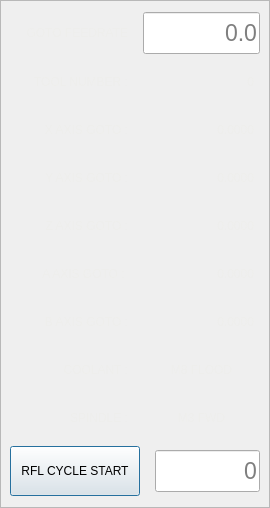
kcjengr/probe_basic, file probe_basic/run_from_line_dialog.ui: the form before one commit.
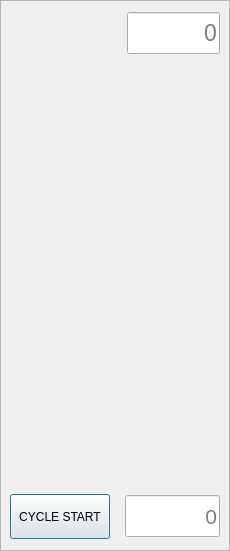
The form after the commit. Custom widgets are drawn as their Qt base class.

Commit message: fixed dialog to add tool number and played in py file a bit with spindle

What changed in the file:
```diff
--- a/probe_basic/run_from_line_dialog.ui
+++ b/probe_basic/run_from_line_dialog.ui
@@ -6,8 +6,8 @@
    <rect>
     <x>0</x>
     <y>0</y>
-    <width>270</width>
-    <height>508</height>
+    <width>230</width>
+    <height>551</height>
    </rect>
   </property>
   <property name="sizePolicy">
@@ -45,13 +45,13 @@
      </property>
      <property name="minimumSize">
       <size>
-       <width>250</width>
+       <width>230</width>
        <height>0</height>
       </size>
      </property>
      <property name="maximumSize">
       <size>
-       <width>270</width>
+       <width>230</width>
        <height>16777215</height>
       </size>
      </property>
@@ -147,7 +147,7 @@
            <set>Qt::AlignRight|Qt::AlignTrailing|Qt::AlignVCenter</set>
           </property>
           <property name="placeholderText">
-           <string>0.0</string>
+           <string>0</string>
           </property>
          </widget>
         </item>
@@ -555,7 +555,7 @@
 }</string>
           </property>
           <property name="text">
-           <string>A AXIS GOTO : </string>
+           <string>A AXIS GOTO :</string>
           </property>
           <property name="alignment">
            <set>Qt::AlignRight|Qt::AlignTrailing|Qt::AlignVCenter</set>
@@ -770,13 +770,14 @@
     color: rgb(238, 238, 236);
 	font: 16pt &quot;Bebas Kai&quot;;
     border: none;
+    margin-right: 3px;
 }</string>
           </property>
           <property name="text">
            <string>M8 FLOOD</string>
           </property>
           <property name="alignment">
-           <set>Qt::AlignCenter</set>
+           <set>Qt::AlignRight|Qt::AlignTrailing|Qt::AlignVCenter</set>
           </property>
          </widget>
         </item>
@@ -824,7 +825,7 @@
 }</string>
           </property>
           <property name="text">
-           <string>SPINDLE :</string>
+           <string>SPINDLE DIR :</string>
           </property>
           <property name="alignment">
            <set>Qt::AlignRight|Qt::AlignTrailing|Qt::AlignVCenter</set>
@@ -859,13 +860,104 @@
     color: rgb(238, 238, 236);
 	font: 16pt &quot;Bebas Kai&quot;;
     border: none;
+    margin-right: 3px;
 }</string>
           </property>
           <property name="text">
            <string>M3 FWD</string>
           </property>
           <property name="alignment">
-           <set>Qt::AlignCenter</set>
+           <set>Qt::AlignRight|Qt::AlignTrailing|Qt::AlignVCenter</set>
+          </property>
+         </widget>
+        </item>
+       </layout>
+      </item>
+      <item>
+       <layout class="QHBoxLayout" name="horizontalLayout_12">
+        <property name="spacing">
+         <number>15</number>
+        </property>
+        <property name="topMargin">
+         <number>0</number>
+        </property>
+        <property name="bottomMargin">
+         <number>0</number>
+        </property>
+        <item>
+         <widget class="QLabel" name="rfh_spindle_speed">
+          <property name="enabled">
+           <bool>false</bool>
+          </property>
+          <property name="sizePolicy">
+           <sizepolicy hsizetype="Preferred" vsizetype="Fixed">
+            <horstretch>1</horstretch>
+            <verstretch>0</verstretch>
+           </sizepolicy>
+          </property>
+          <property name="minimumSize">
+           <size>
+            <width>0</width>
+            <height>40</height>
+           </size>
+          </property>
+          <property name="maximumSize">
+           <size>
+            <width>16777215</width>
+            <height>40</height>
+           </size>
+          </property>
+          <property name="styleSheet">
+           <string notr="true">QLabel{
+    color: rgb(238, 238, 236);
+	font: 16pt &quot;Bebas Kai&quot;;
+    border: none;
+}</string>
+          </property>
+          <property name="text">
+           <string>SPINDLE RPM :</string>
+          </property>
+          <property name="alignment">
+           <set>Qt::AlignRight|Qt::AlignTrailing|Qt::AlignVCenter</set>
+          </property>
+         </widget>
+        </item>
+        <item>
+         <widget class="QLabel" name="rfh_spindle_rpm">
+          <property name="enabled">
+           <bool>false</bool>
+          </property>
+          <property name="sizePolicy">
+           <sizepolicy hsizetype="Preferred" vsizetype="Fixed">
+            <horstretch>1</horstretch>
+            <verstretch>0</verstretch>
+           </sizepolicy>
+          </property>
+          <property name="minimumSize">
+           <size>
+            <width>0</width>
+            <height>40</height>
+           </size>
+          </property>
+          <property name="maximumSize">
+           <size>
+            <width>16777215</width>
+            <height>40</height>
+           </size>
+          </property>
+          <property name="styleSheet">
+           <string notr="true">QLabel{
+    color: rgb(238, 238, 236);
+	font: 16pt &quot;Bebas Kai&quot;;
+    border: none;
+    margin-right:3px;
+}</string>
+          </property>
+          <property name="text">
+           <string>0</string>
+          </property>
+          <property name="alignment">
+           <set>Qt::AlignRight|Qt::AlignTrailing|Qt::AlignVCenter</set>
           </property>
          </widget>
         </item>
@@ -895,18 +987,18 @@
           </property>
           <property name="minimumSize">
            <size>
-            <width>130</width>
-            <height>50</height>
+            <width>100</width>
+            <height>45</height>
            </size>
           </property>
           <property name="maximumSize">
            <size>
             <width>16777215</width>
-            <height>50</height>
+            <height>45</height>
            </size>
           </property>
           <property name="text">
-           <string>RFL CYCLE START</string>
+           <string>CYCLE START</string>
           </property>
           <property name="checkable">
            <bool>false</bool>
@@ -940,7 +1032,7 @@
            <string>Warning! this run command does not account for preceding positioning moves or commands!</string>
           </property>
           <property name="styleSheet">
-           <string notr="true">font: 17pt;</string>
+           <string notr="true">font: 16pt;</string>
           </property>
           <property name="text">
            <string/>
```
Left out of the diff: 4 changed lines with no effect on the pictures. The commit also changes 1 other file.
